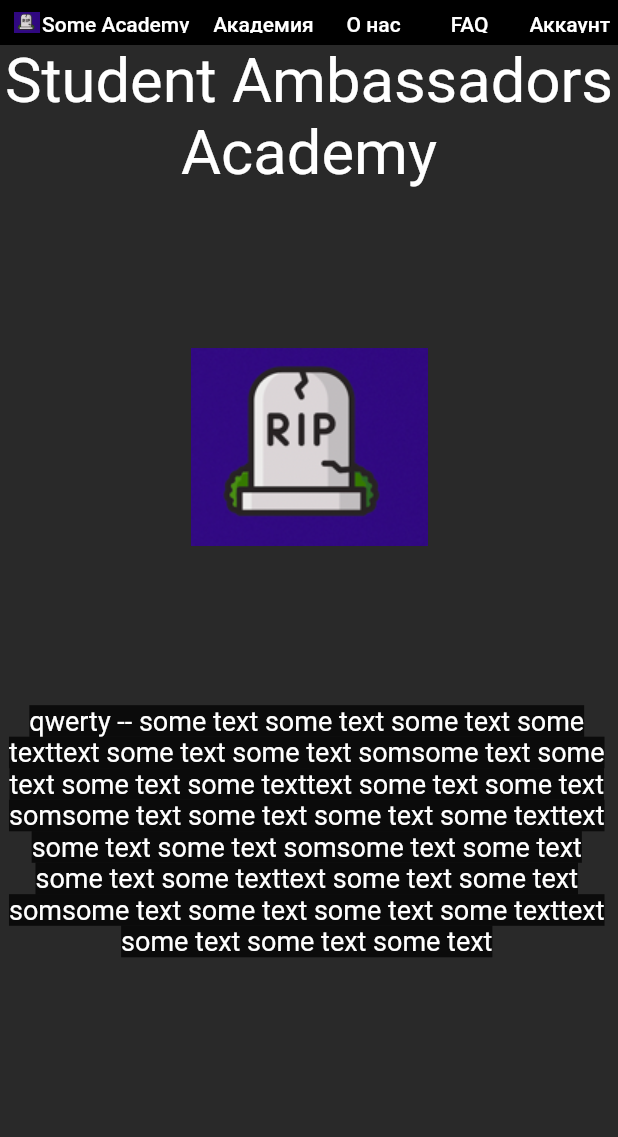
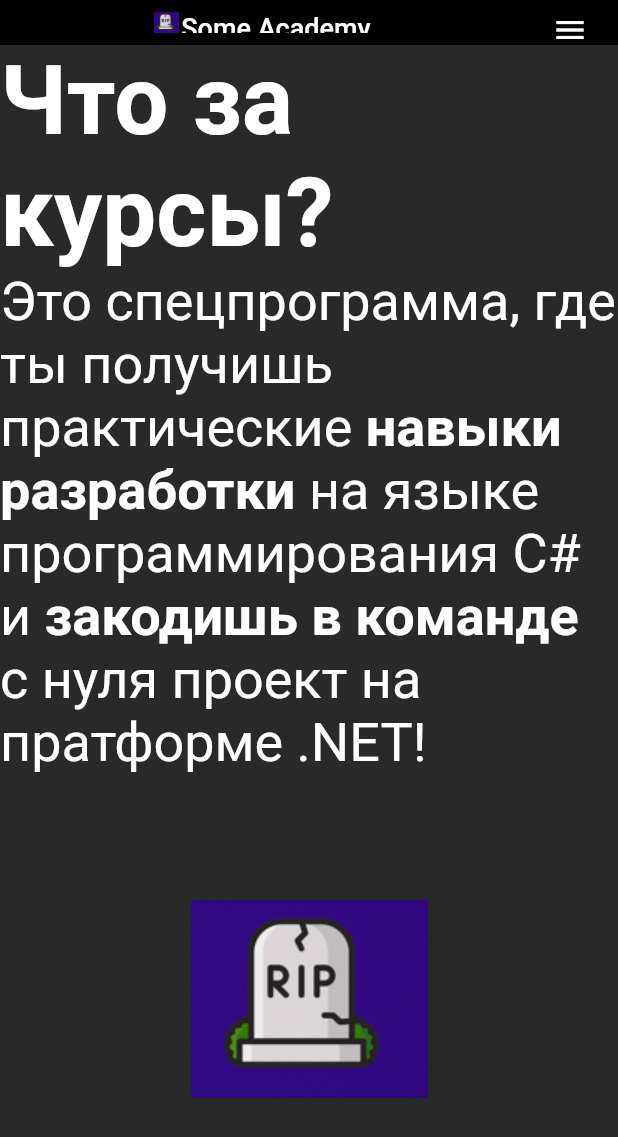
Before and after one commit to ashel-code/sa_academy_web, a Flutter app: the screen it shows after launch, on a phone screen of 412 x 824 dp. Shown: the top 1137 px of the screen. Run offline on Flutter 3.47's test engine with Material 2 defaults, Android fonts, the phone set to English and light mode, and no system bars; drawn by our look-alikes of auto_size_text; missing offline and left inert: dart:html.

Commit message:
did stuff

```diff
--- a/lib/widgets/mainScreen.dart
+++ b/lib/widgets/mainScreen.dart
@@ -4,69 +4,177 @@ import 'dart:ui';
 
 import 'package:flutter/material.dart';
 import 'package:auto_size_text/auto_size_text.dart';
+import 'package:flutter/rendering.dart';
 import 'package:sa_academy_web/widgets/oldWidgets.dart' as old;
 
 import 'package:sa_academy_web/main.dart';
 
-TextStyle navBarTextStyle =
-    TextStyle(fontSize: 14.0, color: Colors.white, fontFamily: "roboto");
+TextStyle normalTextStyle(double fontSize) {
+  return TextStyle(
+      fontSize: fontSize, color: Colors.white, fontFamily: "roboto");
+}
+
+TextStyle boldTextStyle(double fontSize) {
+  return TextStyle(
+      fontSize: fontSize,
+      color: Colors.white,
+      fontFamily: "roboto",
+      fontWeight: FontWeight.bold);
+}
+
+bool isNavBarOpened = false;
 double navBarHeight = 30.0;
+double navBarIndent = navBarHeight;
+
+double normalTextSize = 14.0;
 
 class MyHomePageState extends State<MyHomePage> {
   @override
   Widget build(BuildContext context) {
-    return Center(child: Main());
+    double width = MediaQuery.of(context).size.width;
+    double height = MediaQuery.of(context).size.height;
+
+    return Center(child: main(width, height));
   }
 
-  Widget Main() {
+  Widget main(double width, height) {
     return Scaffold(
+      drawer: menuButton(height),
       backgroundColor: Color(0xFF292929),
-      body: MainStack(),
+      body: Stack(
+          children: [content(width), Positioned(child: navBar(width, height))]),
     );
   }
 
-  Widget MainStack() {
-    return Stack(children: [
-      SizedBox(height: navBarHeight),
-      AcademyText1(),
-      Positioned(child: NavBar())
-    ]);
+  Widget content(double width) {
+    return ListView(
+        children: [SizedBox(height: navBarHeight), aboutCources(width)]);
   }
 
-  Widget NavBar() {
+  Widget aboutCources(double width) {
+    if (width > 800) {
+      return Container(
+        child: Row(
+          children: [
+            Flexible(
+                child: Container(
+                    child: RichText(
+                        text: TextSpan(children: [
+              TextSpan(text: "Что за курсы?\n", style: boldTextStyle(64.0)),
+              TextSpan(
+                  text: "Это спецпрограмма, где ты получишь практические ",
+                  style: normalTextStyle(36.0)),
+              TextSpan(text: "навыки разработки ", style: boldTextStyle(36.0)),
+              TextSpan(
+                  text: "на языке программирования C# и ",
+                  style: normalTextStyle(36.0)),
+              TextSpan(text: "закодишь в команде ", style: boldTextStyle(36.0)),
+              TextSpan(
+                  text: "с нуля проект на пратформе .NET! ",
+                  style: normalTextStyle(36.0))
+            ])))),
+            Image(image: AssetImage("assets/logo.png"), height: 300)
+          ],
+        ),
+      );
+    } else {
+      return Column(
+        children: [
+          Container(
+              child: RichText(
+                  text: TextSpan(children: [
+            TextSpan(text: "Что за курсы?\n", style: boldTextStyle(64.0)),
+            TextSpan(
+                text: "Это спецпрограмма, где ты получишь практические ",
+                style: normalTextStyle(36.0)),
+            TextSpan(text: "навыки разработки ", style: boldTextStyle(36.0)),
+            TextSpan(
+                text: "на языке программирования C# и ",
+                style: normalTextStyle(36.0)),
+            TextSpan(text: "закодишь в команде ", style: boldTextStyle(36.0)),
+            TextSpan(
+                text: "с нуля проект на пратформе .NET! ",
+                style: normalTextStyle(36.0))
+          ]))),
+          Center(
+              child: Image(image: AssetImage("assets/logo.png"), height: 300))
+        ],
+      );
+    }
+  }
+
+  Widget navBar(double width, double height) {
+    if (width > 500) {
       return Align(
           alignment: Alignment.topCenter,
           child: Container(
               decoration: BoxDecoration(color: Color(0xFF000000)),
               child: Container(
-                width: 1200,
+                  width: double.infinity,
                   height: navBarHeight,
                   child: Row(
                     mainAxisAlignment: MainAxisAlignment.center,
                     children: [
                       Spacer(flex: 20),
-                    LogoAndTextButton(),
+                      logoAndTextButton(),
                       Spacer(flex: 10),
-                    NavBarTextButton("Академия"),
+                      navBarTextButton("Академия"),
                       Spacer(flex: 10),
-                    NavBarTextButton("О нас"),
+                      navBarTextButton("О нас"),
                       Spacer(flex: 10),
-                    NavBarTextButton("FAQ"),
+                      navBarTextButton("FAQ"),
                       Spacer(flex: 10),
-                    NavBarTextButton("Аккаунт"),
+                      navBarTextButton("Аккаунт"),
                       Spacer(flex: 20),
                     ],
                   ))));
+    } else {
+      return AnimatedContainer(
+          duration: Duration(seconds: 2),
+          curve: Curves.linear,
+          height: !isNavBarOpened ? navBarHeight : 300,
+          decoration: BoxDecoration(color: Color(0xFF000000)),
+          child: Align(
+              alignment: Alignment.topCenter,
+              child: Container(
+                  width: double.infinity,
+                  height: navBarHeight,
+                  child: Row(
+                    mainAxisAlignment: MainAxisAlignment.center,
+                    children: [
+                      Spacer(),
+                      logoAndTextButton(),
+                      Spacer(),
+                      menuButton(height)
+                    ],
+                  ))));
+    }
   }
 
-  Widget NavBarTextButton(String text) {
+  Widget menuButton(double height) {
     return TextButton(
-        onPressed: () {},
-        child: Text(text, style: navBarTextStyle),
+        onPressed: () {
+          setState(() {
+            isNavBarOpened = !isNavBarOpened;
+          });
+        },
+        child: Icon(Icons.menu, color: Color(0xFFFFFFFF)));
+  }
+
+  Widget navBarTextButton(String text) {
+    return TextButton(
+        onPressed: () {
+          switch (text) {
+            case "Академия":
+              break;
+            default:
+          }
+        },
+        child: Text(text, style: normalTextStyle(14.0)),
         style: ButtonStyle());
   }
 
-  Widget LogoAndTextButton() {
+  Widget logoAndTextButton() {
     return TextButton(
         onPressed: () {},
         child: Row(
@@ -76,15 +184,15 @@ class MyHomePageState extends State<MyHomePage> {
               width: 20,
               height: 20,
             ),
-            Text("Some Academy", style: navBarTextStyle)
+            Text("Some Academy", style: normalTextStyle(18))
           ],
         ));
   }
 
-  Widget AcademyText1() {
+  Widget academyText1() {
     return ListView(
       children: [
-        SizedBox(height: navBarHeight),
+        SizedBox(height: navBarIndent),
         Container(
           decoration: BoxDecoration(color: Color(0xDDffffff)),
         ),
```
Lines whose indentation alone changed are shown as unchanged.
